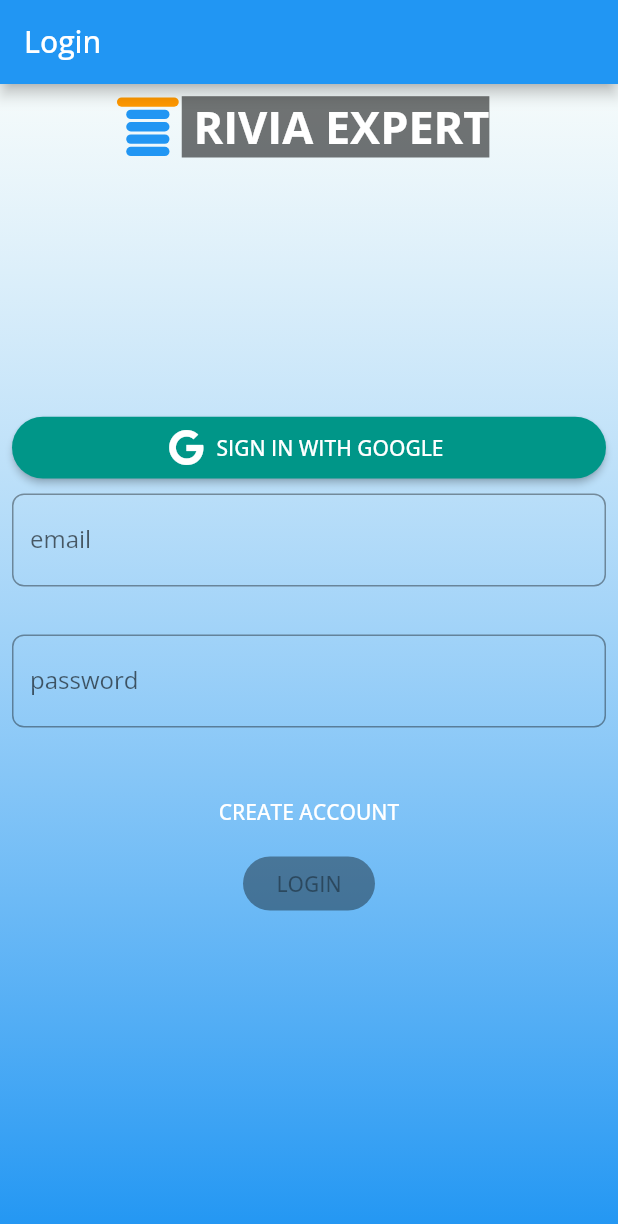
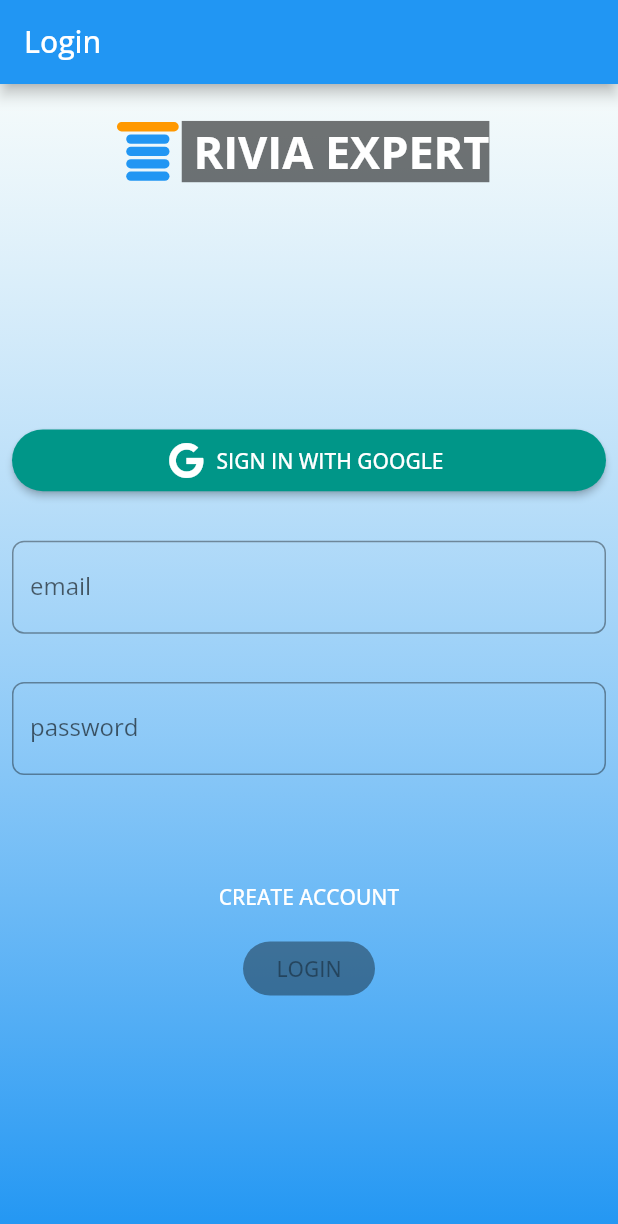
Before and after one commit to chibikes/trivia_expert_app, a Flutter app: the screen it shows after launch, on a phone screen of 412 x 824 dp. Shown: the top 1224 px of the screen. Run offline on Flutter 3.47's test engine with Material 2 defaults, Android fonts, the phone set to English and light mode, and no system bars; our stand-ins replace audioplayers, badges, bloc, cached_network_image, cloud_firestore, equatable and 15 more; missing offline and left inert: dart:ffi, pedantic; accounts and stored records are empty; generated files the repository leaves out were written again; network calls fail.

Commit message:
make login page adaptive - replace dimensions with mediaQuery

```diff
--- a/lib/login/view/login_form.dart
+++ b/lib/login/view/login_form.dart
@@ -8,6 +8,7 @@ import '../login.dart';
 class LoginForm extends StatelessWidget {
   @override
   Widget build(BuildContext context) {
+    var data = MediaQuery.of(context).size;
     return BlocListener<LoginCubit, LoginState>(
       listener: (context, state) {
         if (state.status.isSubmissionFailure) {
@@ -22,20 +23,20 @@ class LoginForm extends StatelessWidget {
         child: Column(
           mainAxisSize: MainAxisSize.min,
           children: [
+            SizedBox(height: 0.02 * data.height),
             Row(
               mainAxisAlignment: MainAxisAlignment.center,
               children: [
                 TriviaIcon(width: 0.10 * MediaQuery.of(context).size.width,), SizedBox(width: 2,),Text(' RIVIA EXPERT ', style: TextStyle(backgroundColor: Colors.black54, fontSize: 30, fontWeight: FontWeight.bold, color: Colors.white),),
               ],
             ),
-            SizedBox(height: 0.20 * MediaQuery.of(context).size.height),
-            const SizedBox(height: 8.0),
+            SizedBox(height: 0.20 * data.height),
             SizedBox(width: MediaQuery.of(context).size.width, height: 0.05 * MediaQuery.of(context).size.height,child: _GoogleLoginButton()),
-            const SizedBox(height: 10.0),
+            SizedBox(height: 0.04 * data.height),
             _EmailInput(),
-            const SizedBox(height: 8.0),
+            SizedBox(height: 0.01 * data.height),
             _PasswordInput(),
-            const SizedBox(height: 8.0),
+            SizedBox(height: 0.04 * data.height),
             _SignUpButton(),
             _LoginButton(),
           ],
```
